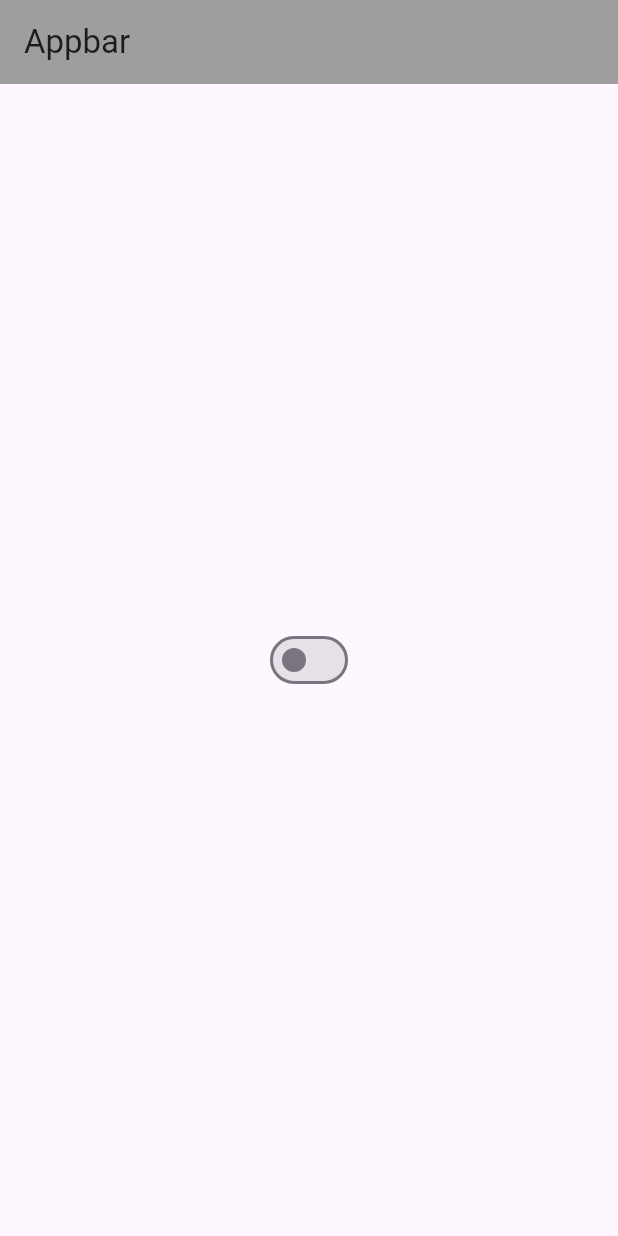
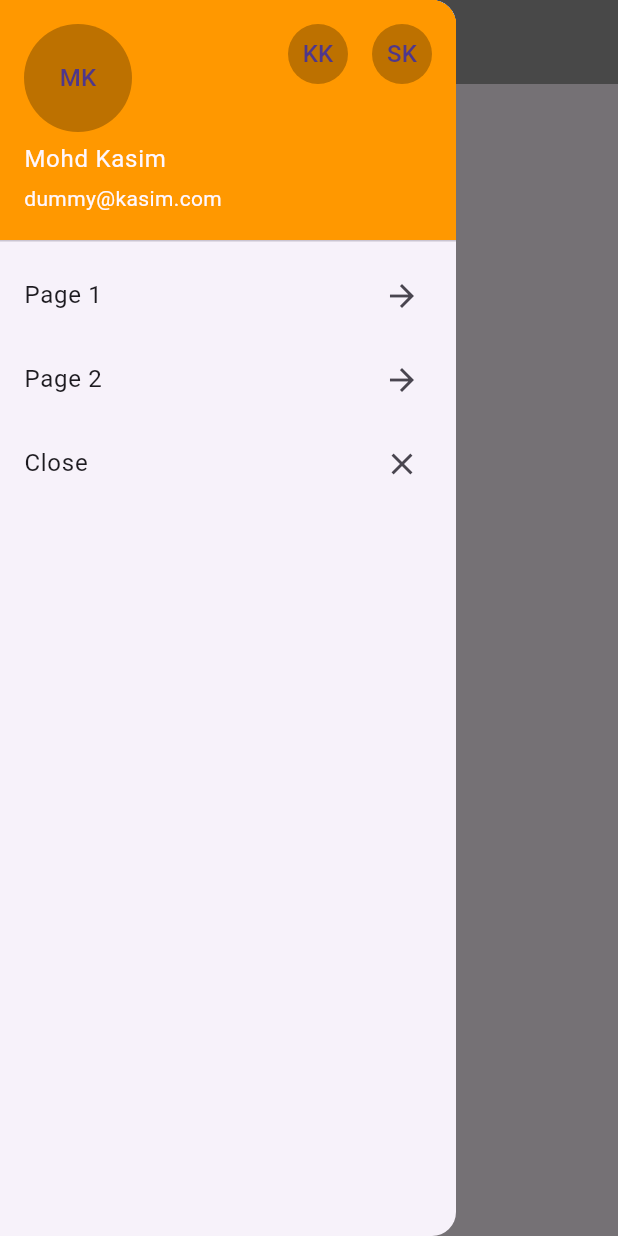
Before and after one commit to mkkm88/FlutterPractice, a Flutter app: the screen it shows after launch, with the side drawer open (before the commit the screen has no drawer), on a phone screen of 412 x 824 dp. Run offline on Flutter 3.47's test engine with Material 3 defaults, Android fonts, the phone set to English and light mode, and no system bars.

Commit message:
Drawer with header

```diff
--- a/lib/main.dart
+++ b/lib/main.dart
@@ -1,4 +1,3 @@
-import 'package:flutter/foundation.dart';
 import 'package:flutter/material.dart';
 
 void main() {
@@ -13,37 +12,51 @@ class MyApp extends StatefulWidget {
 }
 
 class _MyAppState extends State<MyApp> with SingleTickerProviderStateMixin {
-  bool cbool = false;
-  int rvalue = 0;
-  double dtext = 2.0;
-
-  void method1(value) {
-    setState(() {
-      dtext = value;
-      if (kDebugMode) {
-        print(dtext);
-      }
-    });
-  }
-
   @override
   Widget build(BuildContext context) {
     return MaterialApp(
       title: 'My Application',
       debugShowCheckedModeBanner: false,
       home: Scaffold(
-        appBar: AppBar(backgroundColor: Colors.grey, title: Text('Appbar')),
-        body: Center(
-          child: Switch(
-            value: cbool,
-            onChanged: (bool sb) {
-              setState(() {
-                cbool = sb;
-                if (kDebugMode) {
-                  print(cbool);
-                }
-              });
-            },
+        appBar: AppBar(backgroundColor: Colors.grey, title: Text('Drawer')),
+        drawer: Drawer(
+          child: ListView(
+            children: <Widget>[
+              UserAccountsDrawerHeader(
+                accountName: Text('Mohd Kasim'),
+                accountEmail: Text('dummy@kasim.com'),
+                currentAccountPicture: CircleAvatar(
+                  backgroundColor: Colors.black26,
+                  child: Text('MK'),
+                ),
+                decoration: BoxDecoration(color: Colors.orange),
+                otherAccountsPictures: <Widget>[
+                  CircleAvatar(
+                    backgroundColor: Colors.black26,
+                    child: Text('KK'),
+                  ),
+                  CircleAvatar(
+                    backgroundColor: Colors.black26,
+                    child: Text('SK'),
+                  ),
+                ],
+              ),
+              ListTile(
+                title: Text('Page 1'),
+                trailing: Icon(Icons.arrow_forward),
+              ),
+              ListTile(
+                title: Text('Page 2'),
+                trailing: Icon(Icons.arrow_forward),
+              ),
+              ListTile(
+                title: Text('Close'),
+                trailing: Icon(Icons.close),
+                onTap: () {
+                  Navigator.pop(context);
+                },
+              ),
+            ],
           ),
         ),
       ),
```
